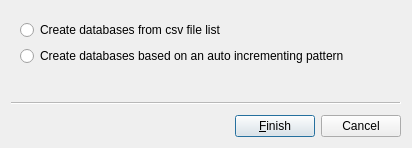
Above: DbTools/BatchDbCreator/batchDbCreator.ui from dsgoficial/DsgTools before the change. Below: the same form after it.
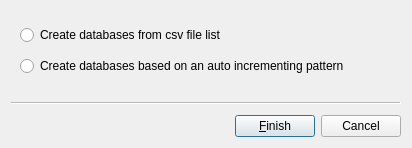
That is the form after the change.

```diff
--- a/DbTools/BatchDbCreator/batchDbCreator.ui
+++ b/DbTools/BatchDbCreator/batchDbCreator.ui
@@ -10,6 +10,12 @@
     <height>148</height>
    </rect>
   </property>
+  <property name="sizePolicy">
+   <sizepolicy hsizetype="MinimumExpanding" vsizetype="MinimumExpanding">
+    <horstretch>0</horstretch>
+    <verstretch>0</verstretch>
+   </sizepolicy>
+  </property>
   <property name="font">
    <font>
     <kerning>true</kerning>
@@ -25,6 +31,12 @@
    <set>QWizard::NoBackButtonOnStartPage</set>
   </property>
   <widget class="QWizardPage" name="wizardPage1">
+   <property name="sizePolicy">
+    <sizepolicy hsizetype="MinimumExpanding" vsizetype="MinimumExpanding">
+     <horstretch>0</horstretch>
+     <verstretch>0</verstretch>
+    </sizepolicy>
+   </property>
    <layout class="QGridLayout" name="gridLayout">
     <item row="1" column="0">
      <widget class="QRadioButton" name="patternRadioButton">
```
